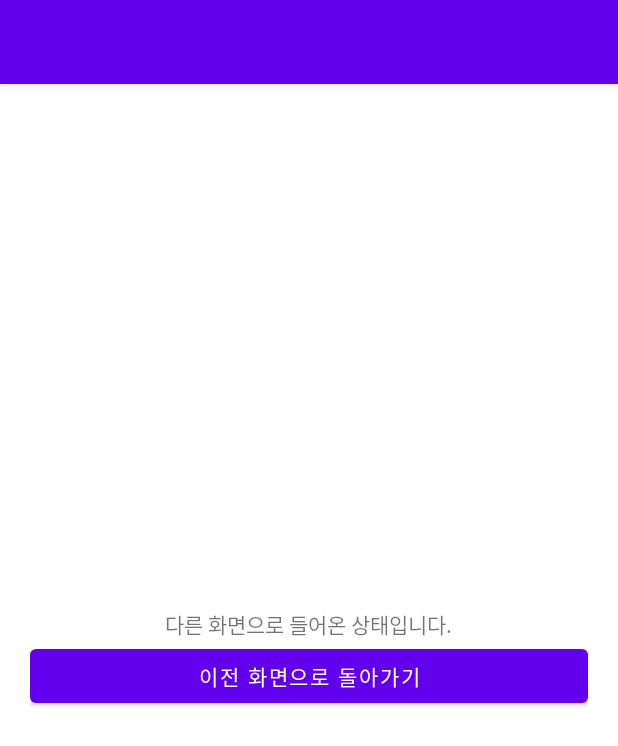
After one commit to Eundding/AndroidStudy, an Android app: the OtherActivity screen opened directly, with no data from a screen before it, on a phone screen of 412 x 824 dp. The commit adds this screen. Shown: the top 746 px of the screen. Run offline under Robolectric (Android 15) with nearby library versions, the phone set to English and light mode, and no system bars.

Commit message:
finish() 이용=> 현재화면 종료, 이전화면 복귀

```diff
--- /dev/null
+++ b/Intent/app/src/main/java/com/eunjeong/intent/OtherActivity.kt
@@ -0,0 +1,23 @@
+package com.eunjeong.intent
+
+import android.content.Intent
+import androidx.appcompat.app.AppCompatActivity
+import android.os.Bundle
+import com.eunjeong.intent.databinding.ActivityMainBinding
+import com.eunjeong.intent.databinding.ActivityOtherBinding
+
+class OtherActivity : AppCompatActivity() {
+    private lateinit var viewBinding: ActivityOtherBinding
+    override fun onCreate(savedInstanceState: Bundle?) {
+        super.onCreate(savedInstanceState)
+        viewBinding = ActivityOtherBinding.inflate(layoutInflater)
+        setContentView(viewBinding.root)
+
+        viewBinding.moveToPrevBtn.setOnClickListener {
+//            val myIntent = Intent(this, MainActivity::class.java)
+//            startActivity(myIntent)
+            finish() // 지금 화면 꺼주세요
+            //넘어갈때는 intent 되돌아갈때는 finish 활용
+        }
+    }
+}
--- /dev/null
+++ b/Intent/app/src/main/res/layout/activity_other.xml
@@ -0,0 +1,20 @@
+<?xml version="1.0" encoding="utf-8"?>
+<LinearLayout xmlns:android="http://schemas.android.com/apk/res/android"
+    xmlns:app="http://schemas.android.com/apk/res-auto"
+    xmlns:tools="http://schemas.android.com/tools"
+    android:layout_width="match_parent"
+    android:layout_height="match_parent"
+    android:orientation="vertical"
+    android:gravity="center"
+    android:padding="20dp"
+    tools:context=".OtherActivity">
+    <TextView
+        android:layout_width="wrap_content"
+        android:layout_height="wrap_content"
+        android:text="다른 화면으로 들어온 상태입니다."/>
+    <Button
+        android:id="@+id/moveToPrevBtn"
+        android:layout_width="match_parent"
+        android:layout_height="wrap_content"
+        android:text="이전 화면으로 돌아가기"/>
+</LinearLayout>
```
Also changed, not shown: Intent/app/src/main/AndroidManifest.xml (+7 -0 lines), Intent/app/src/main/java/com/eunjeong/intent/MainActivity.kt (+12 -1 lines).
